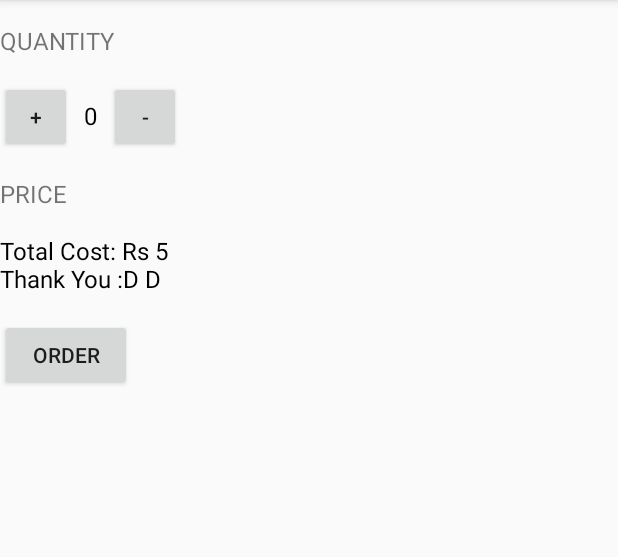
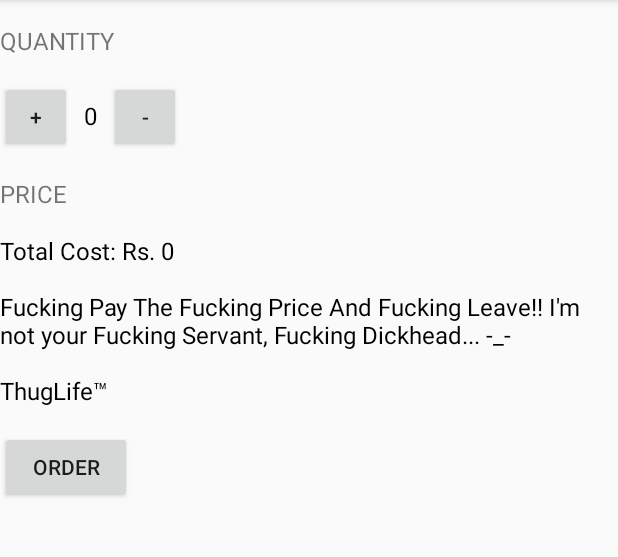
Before and after one commit to jashaswee/JustJava, an Android app: the screen it shows after launch (MainActivity), after a tap on "ORDER", on a phone screen of 412 x 824 dp, the part 84-641 px from its top. Run offline under Robolectric (Android 15) with nearby library versions, the phone set to English and light mode, and no system bars.

Commit message:
Added Some really funky words ..ThugLife

```diff
--- a/app/src/main/java/com/example/android/justjava/MainActivity.java
+++ b/app/src/main/java/com/example/android/justjava/MainActivity.java
@@ -12,7 +12,8 @@ import java.text.NumberFormat;
  */
 public class MainActivity extends ActionBarActivity {
 
-    int quantity=1;
+    int quantity=0;
+
 
     @Override
     protected void onCreate(Bundle savedInstanceState) {
@@ -24,7 +25,7 @@ public class MainActivity extends ActionBarActivity {
      * This method is called when the order button is clicked.
      */
     public void submitOrder(View view) {
-        displayMessage("Total Cost: " + "Rs " + (quantity*5) + "\nThank You :D D");}
+        displayMessage("Total Cost: " + "Rs. " + (quantity*5) + "\n\nFucking Pay The Fucking Price And Fucking Leave!! I'm not your Fucking Servant, Fucking Dickhead... -_- \n\nThugLife™");}
 
     public void increment(View view) {
         quantity++;
--- a/app/src/main/res/layout/activity_main.xml
+++ b/app/src/main/res/layout/activity_main.xml
@@ -58,7 +58,7 @@
     <TextView
         android:layout_width="wrap_content"
         android:layout_height="wrap_content"
-        android:text="Rs. 5"
+        android:text="Rs. 0 \n\nWelcome MotherFucker, \n Have your coffee, Pay and Leave Bitch"
         android:id="@+id/price_text_view"
         android:textSize = "16sp"
         android:textColor = "@android:color/black"
--- a/build.gradle
+++ b/build.gradle
@@ -5,7 +5,7 @@ buildscript {
         jcenter()
     }
     dependencies {
-        classpath 'com.android.tools.build:gradle:2.0.0'
+        classpath 'com.android.tools.build:gradle:2.1.0'
 
         // NOTE: Do not place your application dependencies here; they belong
         // in the individual module build.gradle files
```
